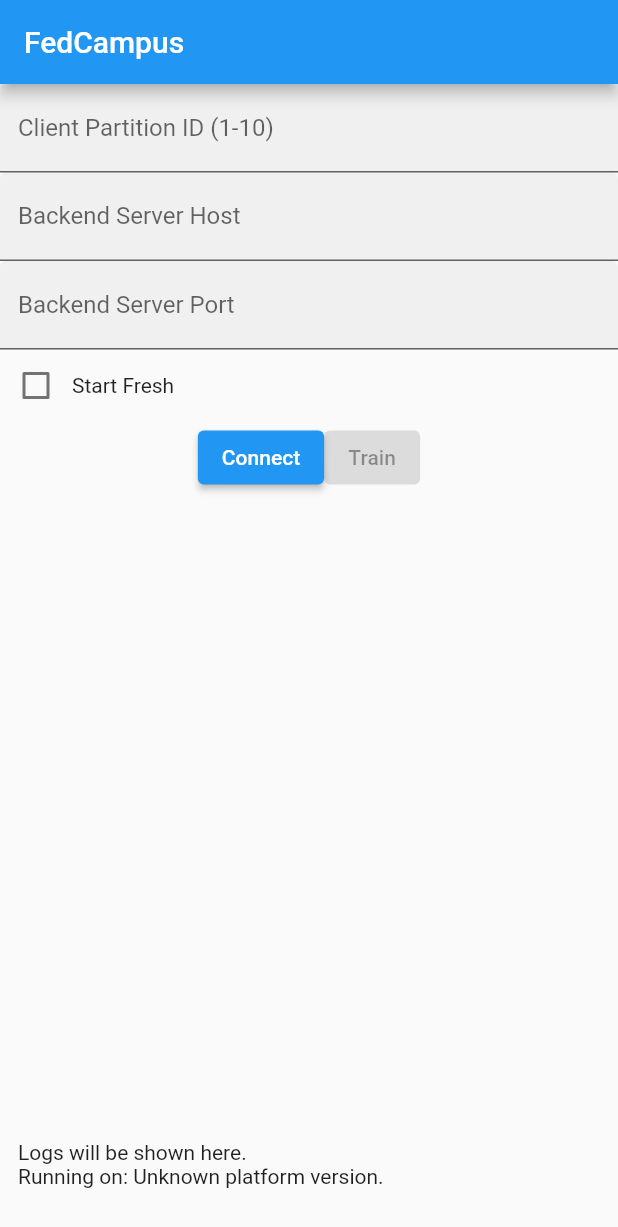
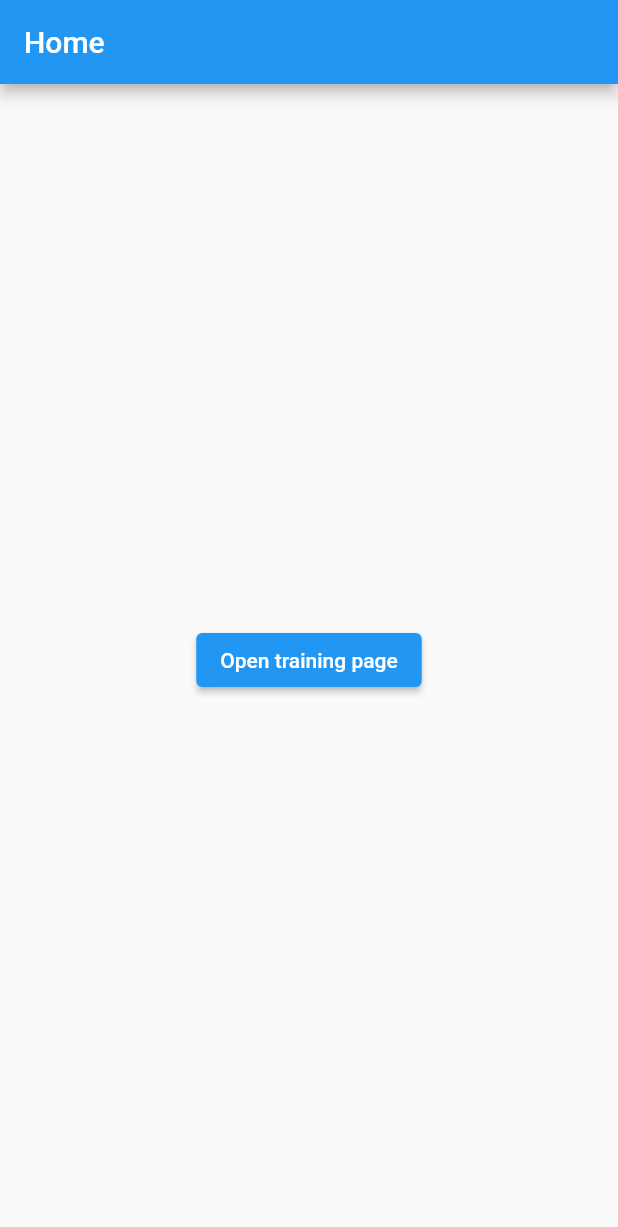
Before and after one commit to FedCampus/FedCampus_Flutter, a Flutter app: the screen it shows after launch, on a phone screen of 412 x 824 dp. Shown: the top 1227 px of the screen. Run offline on Flutter 3.47's test engine with Material 2 defaults, Android fonts, the phone set to English and light mode, and no system bars; our stand-ins replace logger.

Commit message:
extract the current MyApp into its own page, and make a button on the home page that opens it.

```diff
--- a/fedcampus/lib/main.dart
+++ b/fedcampus/lib/main.dart
@@ -6,7 +6,10 @@
 final logger = Logger();
 
 void main() {
-  runApp(const MyApp());
+  runApp(const MaterialApp(
+    title: 'Fedcampus Flutter',
+    home: FirstRoute(),
+  ));
 }
 
 class MyApp extends StatefulWidget {
@@ -183,6 +186,12 @@
           child: const Text('Train'),
         ),
       ]),
+      ElevatedButton(
+        onPressed: () {
+          Navigator.pop(context);
+        },
+        child: const Text('Go back!'),
+      ),
       Expanded(
         child: ListView.builder(
           controller: scrollController,
@@ -195,8 +204,7 @@
       ),
     ];
 
-    return MaterialApp(
-      home: Scaffold(
+    return Scaffold(
       appBar: AppBar(
         title: const Text('FedCampus'),
       ),
@@ -204,6 +212,29 @@
         mainAxisAlignment: MainAxisAlignment.center,
         children: children,
       ),
+    );
+  }
+}
+
+class FirstRoute extends StatelessWidget {
+  const FirstRoute({super.key});
+
+  @override
+  Widget build(BuildContext context) {
+    return Scaffold(
+      appBar: AppBar(
+        title: const Text('Home'),
+      ),
+      body: Center(
+        child: ElevatedButton(
+          child: const Text('Open training page'),
+          onPressed: () {
+            Navigator.push(
+              context,
+              MaterialPageRoute(builder: (context) => const MyApp()),
+            );
+          },
+        ),
       ),
     );
   }
```
Lines whose indentation alone changed are shown as unchanged.
